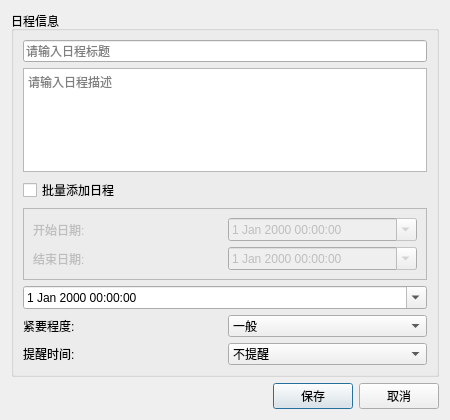
Qt form ResourceCode/Schedule/ScheduleDialog.ui (WeN1nG/DataAssistant) before a commit.
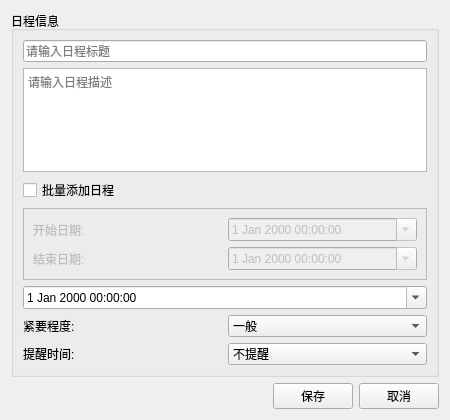
The same form after that commit.

Patch:
```diff
--- a/ResourceCode/Schedule/ScheduleDialog.ui
+++ b/ResourceCode/Schedule/ScheduleDialog.ui
@@ -1,7 +1,7 @@
 <?xml version="1.0" encoding="UTF-8"?>
 <ui version="4.0">
  <class>ScheduleDialog</class>
- <widget class="QDialog" name="ScheduleDialog">
+ <widget class="QWidget" name="ScheduleDialog">
   <property name="geometry">
    <rect>
     <x>0</x>
```
